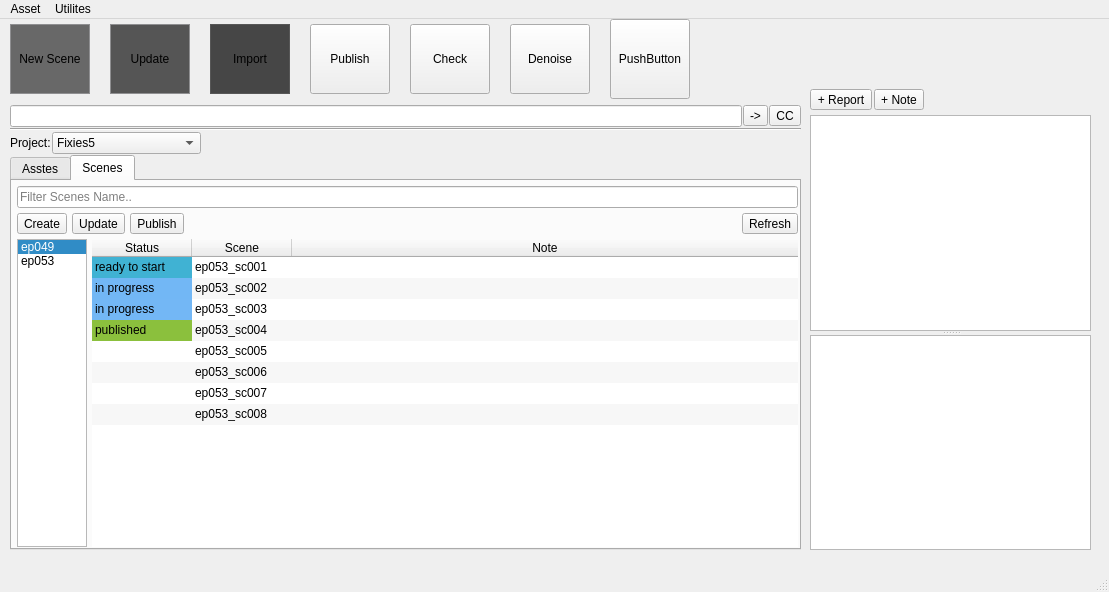
Above: ui/jam.ui from ginzburg-dev/JAM-asset-manager before the change. Below: the same form after it.
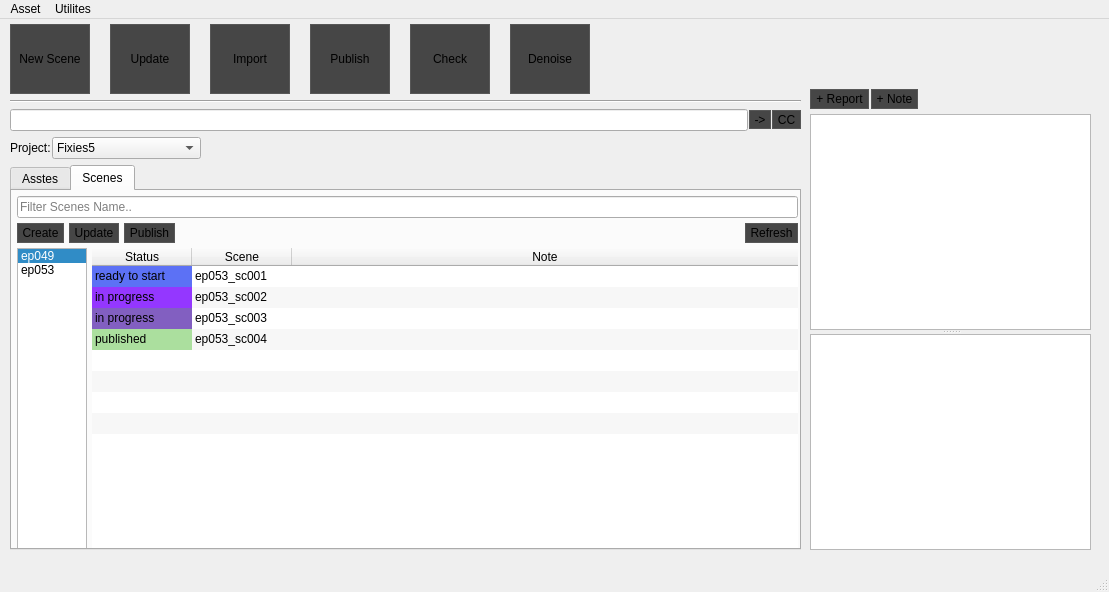
That is the form after the change. The open tabs and pages were chosen to show the change. Icons and pictures are not drawn.

```diff
--- a/ui/jam.ui
+++ b/ui/jam.ui
@@ -67,11 +67,17 @@
      <property name="sizeConstraint">
       <enum>QLayout::SetMinimumSize</enum>
      </property>
+     <property name="topMargin">
+      <number>5</number>
+     </property>
      <item>
       <layout class="QHBoxLayout" name="horizontalLayout_2">
        <property name="spacing">
         <number>20</number>
        </property>
+       <property name="bottomMargin">
+        <number>5</number>
+       </property>
        <item>
         <widget class="QToolButton" name="toolButton_newScene">
          <property name="sizePolicy">
@@ -111,8 +117,8 @@
           <bool>false</bool>
          </property>
          <property name="styleSheet">
-          <string notr="true">border: 1px solid #8f8f91;
-background-color: #686868;</string>
+          <string notr="true">border: 1px solid #575757;
+background-color : #464646;</string>
          </property>
          <property name="text">
           <string>New Scene</string>
@@ -165,9 +171,8 @@
           <bool>false</bool>
          </property>
          <property name="styleSheet">
-          <string notr="true">border: 1px solid #8f8f91;
-background-color : #555555;
-</string>
+          <string notr="true">border: 1px solid #575757;
+background-color : #464646;</string>
          </property>
          <property name="text">
           <string>Update</string>
@@ -267,6 +272,10 @@
          <property name="focusPolicy">
           <enum>Qt::NoFocus</enum>
          </property>
+         <property name="styleSheet">
+          <string notr="true">border: 1px solid #575757;
+background-color : #464646;</string>
+         </property>
          <property name="text">
           <string>Publish</string>
          </property>
@@ -314,6 +323,10 @@
          <property name="focusPolicy">
           <enum>Qt::NoFocus</enum>
          </property>
+         <property name="styleSheet">
+          <string notr="true">border: 1px solid #575757;
+background-color : #464646;</string>
+         </property>
          <property name="text">
           <string>Check</string>
          </property>
@@ -361,6 +374,10 @@
          <property name="focusPolicy">
           <enum>Qt::NoFocus</enum>
          </property>
+         <property name="styleSheet">
+          <string notr="true">border: 1px solid #575757;
+background-color : #464646;</string>
+         </property>
          <property name="text">
           <string>Denoise</string>
          </property>
@@ -382,31 +399,6 @@
          </property>
         </widget>
        </item>
-       <item>
-        <widget class="QPushButton" name="pushButton">
-         <property name="sizePolicy">
-          <sizepolicy hsizetype="Fixed" vsizetype="Fixed">
-           <horstretch>0</horstretch>
-           <verstretch>0</verstretch>
-          </sizepolicy>
-         </property>
-         <property name="minimumSize">
-          <size>
-           <width>80</width>
-           <height>80</height>
-          </size>
-         </property>
-         <property name="maximumSize">
-          <size>
-           <width>80</width>
-           <height>80</height>
-          </size>
-         </property>
-         <property name="text">
-          <string>PushButton</string>
-         </property>
-        </widget>
-       </item>
        <item>
         <spacer name="horizontalSpacer_mainPanel">
          <property name="orientation">
@@ -422,6 +414,13 @@
        </item>
       </layout>
      </item>
+     <item>
+      <widget class="Line" name="line">
+       <property name="orientation">
+        <enum>Qt::Horizontal</enum>
+       </property>
+      </widget>
+     </item>
      <item>
       <layout class="QHBoxLayout" name="horizontalLayout_5">
        <property name="topMargin">
@@ -442,6 +441,10 @@
          <property name="focusPolicy">
           <enum>Qt::ClickFocus</enum>
          </property>
+         <property name="styleSheet">
+          <string notr="true">border: 1px solid #575757;
+background-color : #464646;</string>
+         </property>
          <property name="text">
           <string>-&gt;</string>
          </property>
@@ -456,6 +459,10 @@
          <property name="focusPolicy">
           <enum>Qt::ClickFocus</enum>
          </property>
+         <property name="styleSheet">
+          <string notr="true">border: 1px solid #575757;
+background-color : #464646;</string>
+         </property>
          <property name="text">
           <string>CC</string>
          </property>
@@ -467,18 +474,17 @@
        </item>
       </layout>
      </item>
-     <item>
-      <widget class="Line" name="line">
-       <property name="orientation">
-        <enum>Qt::Horizontal</enum>
-       </property>
-      </widget>
-     </item>
      <item>
       <layout class="QHBoxLayout" name="horizontalLayout">
        <property name="spacing">
         <number>1</number>
        </property>
+       <property name="topMargin">
+        <number>5</number>
+       </property>
+       <property name="bottomMargin">
+        <number>5</number>
+       </property>
        <item>
         <widget class="QLabel" name="label_projName">
          <property name="sizePolicy">
@@ -1146,12 +1152,16 @@
               <property name="maximumSize">
                <size>
                 <width>70</width>
-                <height>16777215</height>
+                <height>25</height>
                </size>
               </property>
               <property name="focusPolicy">
                <enum>Qt::NoFocus</enum>
               </property>
+              <property name="styleSheet">
+               <string notr="true">border: 1px solid #575757;
+background-color : #464646;</string>
+              </property>
               <property name="text">
                <string>Create</string>
               </property>
@@ -1184,12 +1194,16 @@
               <property name="maximumSize">
                <size>
                 <width>70</width>
-                <height>16777215</height>
+                <height>25</height>
                </size>
               </property>
               <property name="focusPolicy">
                <enum>Qt::NoFocus</enum>
               </property>
+              <property name="styleSheet">
+               <string notr="true">border: 1px solid #575757;
+background-color : #464646;</string>
+              </property>
               <property name="text">
                <string>Update</string>
               </property>
@@ -1213,12 +1227,16 @@
               <property name="maximumSize">
                <size>
                 <width>70</width>
-                <height>16777215</height>
+                <height>25</height>
                </size>
               </property>
               <property name="focusPolicy">
                <enum>Qt::NoFocus</enum>
               </property>
+              <property name="styleSheet">
+               <string notr="true">border: 1px solid #575757;
+background-color : #464646;</string>
+              </property>
               <property name="text">
                <string>Publish</string>
               </property>
@@ -1258,12 +1276,16 @@
               <property name="maximumSize">
                <size>
                 <width>70</width>
-                <height>16777215</height>
+                <height>25</height>
                </size>
               </property>
               <property name="focusPolicy">
                <enum>Qt::NoFocus</enum>
               </property>
+              <property name="styleSheet">
+               <string notr="true">border: 1px solid #575757;
+background-color : #464646;</string>
+              </property>
               <property name="text">
                <string>Refresh</string>
               </property>
@@ -1449,12 +1471,17 @@
                <property name="text">
                 <string>ready to start</string>
                </property>
+               <property name="font">
+                <font>
+                 <family>.AppleSystemUIFont</family>
+                </font>
+               </property>
                <property name="background">
                 <brush brushstyle="SolidPattern">
                  <color alpha="255">
-                  <red>64</red>
-                  <green>178</green>
-                  <blue>211</blue>
+                  <red>92</red>
+                  <green>113</green>
+                  <blue>245</blue>
                  </color>
                 </brush>
                </property>
@@ -1471,9 +1498,9 @@
                <property name="background">
                 <brush brushstyle="SolidPattern">
                  <color alpha="255">
-                  <red>114</red>
-                  <green>183</green>
-                  <blue>245</blue>
+                  <red>148</red>
+                  <green>55</green>
+                  <blue>255</blue>
                  </color>
                 </brush>
                </property>
@@ -1490,9 +1517,9 @@
                <property name="background">
                 <brush brushstyle="SolidPattern">
                  <color alpha="255">
-                  <red>115</red>
-                  <green>183</green>
-                  <blue>245</blue>
+                  <red>130</red>
+                  <green>95</green>
+                  <blue>193</blue>
                  </color>
                 </brush>
                </property>
@@ -1508,10 +1535,10 @@
                </property>
                <property name="background">
                 <brush brushstyle="SolidPattern">
-                 <color alpha="255">
-                  <red>139</red>
-                  <green>192</green>
-                  <blue>61</blue>
+                 <color alpha="128">
+                  <red>96</red>
+                  <green>199</green>
+                  <blue>70</blue>
                  </color>
                 </brush>
                </property>
@@ -1523,22 +1550,22 @@
               </item>
               <item row="4" column="1">
                <property name="text">
-                <string>ep053_sc005</string>
+                <string/>
                </property>
               </item>
               <item row="5" column="1">
                <property name="text">
-                <string>ep053_sc006</string>
+                <string/>
                </property>
               </item>
               <item row="6" column="1">
                <property name="text">
-                <string>ep053_sc007</string>
+                <string/>
                </property>
               </item>
               <item row="7" column="1">
                <property name="text">
-                <string>ep053_sc008</string>
+                <string/>
                </property>
               </item>
              </widget>
@@ -1598,12 +1625,16 @@
          <property name="maximumSize">
           <size>
            <width>80</width>
-           <height>16777215</height>
+           <height>25</height>
           </size>
          </property>
          <property name="focusPolicy">
           <enum>Qt::NoFocus</enum>
          </property>
+         <property name="styleSheet">
+          <string notr="true">border: 1px solid #575757;
+background-color : #464646;</string>
+         </property>
          <property name="text">
           <string>+ Report</string>
          </property>
@@ -1627,12 +1658,16 @@
          <property name="maximumSize">
           <size>
            <width>70</width>
-           <height>16777215</height>
+           <height>25</height>
           </size>
          </property>
          <property name="focusPolicy">
           <enum>Qt::NoFocus</enum>
          </property>
+         <property name="styleSheet">
+          <string notr="true">border: 1px solid #575757;
+background-color : #464646;</string>
+         </property>
          <property name="text">
           <string>+ Note</string>
          </property>
```
Left out of the diff: 23 changed lines with no effect on the pictures.
